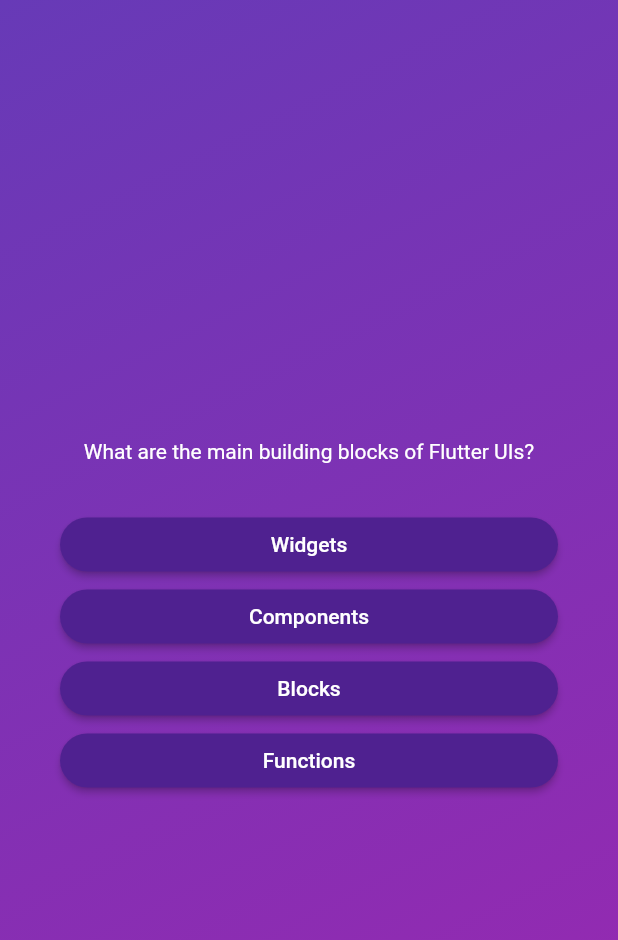
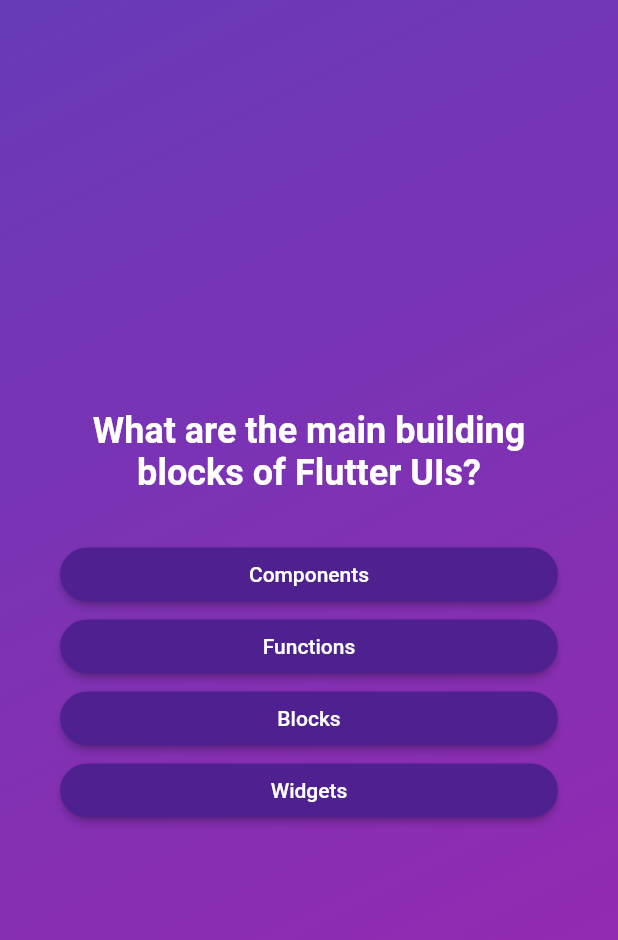
Before and after one commit to AlbertSigsbert/Flutter-adv-basics, a Flutter app: the screen it shows after launch, after a tap on "Start Quiz", on a phone screen of 412 x 824 dp. Shown: the top 940 px of the screen. Run offline on Flutter 3.47's test engine with Material 2 defaults, Android fonts, the phone set to English and light mode, and no system bars; our stand-ins replace google_fonts.

Commit message:
Manage questions state & adding google fonts

```diff
--- a/lib/answer_button.dart
+++ b/lib/answer_button.dart
@@ -17,7 +17,7 @@ class AnswerButton extends StatelessWidget {
         foregroundColor: Colors.white,
         shape: RoundedRectangleBorder(borderRadius: BorderRadius.circular(40)),
       ),
-      child: Text(answerText),
+      child: Text(answerText, textAlign: TextAlign.center,),
     );
   }
 }
--- a/lib/models/quiz_questions.dart
+++ b/lib/models/quiz_questions.dart
@@ -4,7 +4,9 @@ class QuizQuestions {
   final String text;
   final List<String> answers;
 
-
-
-
+  List<String> getShuffledAnswers() {
+    final shuffledList = List.of(answers);
+    shuffledList.shuffle();
+    return shuffledList;
+  }
 }
--- a/lib/questions_screen.dart
+++ b/lib/questions_screen.dart
@@ -1,6 +1,7 @@
 import 'package:flutter/material.dart';
 import 'package:adv_basics/answer_button.dart';
 import 'package:adv_basics/data/questions.dart';
+import 'package:google_fonts/google_fonts.dart';
 
 class QuestionsScreen extends StatefulWidget {
   const QuestionsScreen({super.key});
@@ -12,9 +13,18 @@ class QuestionsScreen extends StatefulWidget {
 }
 
 class _QuestionsScreenState extends State<QuestionsScreen> {
+  var  currentQuestionIndex = 0;
+
+ void answerQuestion(){
+  setState(() {
+     currentQuestionIndex++;
+  });
+ }
+
   @override
   Widget build(context) {
-    final currentQuestion = questions[0];
+    final currentQuestion = questions[currentQuestionIndex];
+
     return SizedBox(
       width: double.infinity,
       child: Container(
@@ -25,12 +35,16 @@ class _QuestionsScreenState extends State<QuestionsScreen> {
           children: [
           Text(
             currentQuestion.text,
-            style: const TextStyle(color: Colors.white),
+            style: GoogleFonts.roboto(
+              color: Colors.white,
+              fontSize: 24,
+              fontWeight: FontWeight.bold
+            ),
             textAlign: TextAlign.center,
           ),
           const SizedBox(height: 30),
-          ...currentQuestion.answers.map((answer) {
-            return AnswerButton(answerText: answer, onTap: () {});
+          ...currentQuestion.getShuffledAnswers().map((answer) {
+            return AnswerButton(answerText: answer, onTap: answerQuestion);
           }),
         ]),
       ),
--- a/pubspec.yaml
+++ b/pubspec.yaml
@@ -35,6 +35,7 @@ dependencies:
   # The following adds the Cupertino Icons font to your application.
   # Use with the CupertinoIcons class for iOS style icons.
   cupertino_icons: ^1.0.2
+  google_fonts: ^4.0.4
 
 dev_dependencies:
   flutter_test:
```
Also changed, not shown: pubspec.lock, 1 other file.
